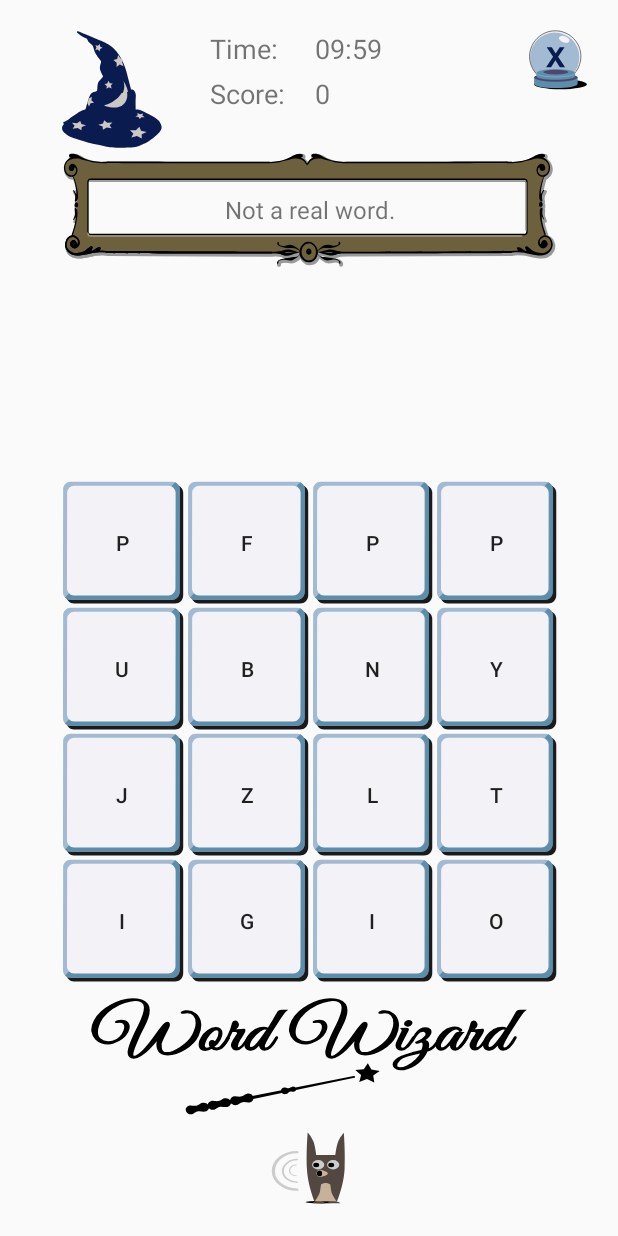
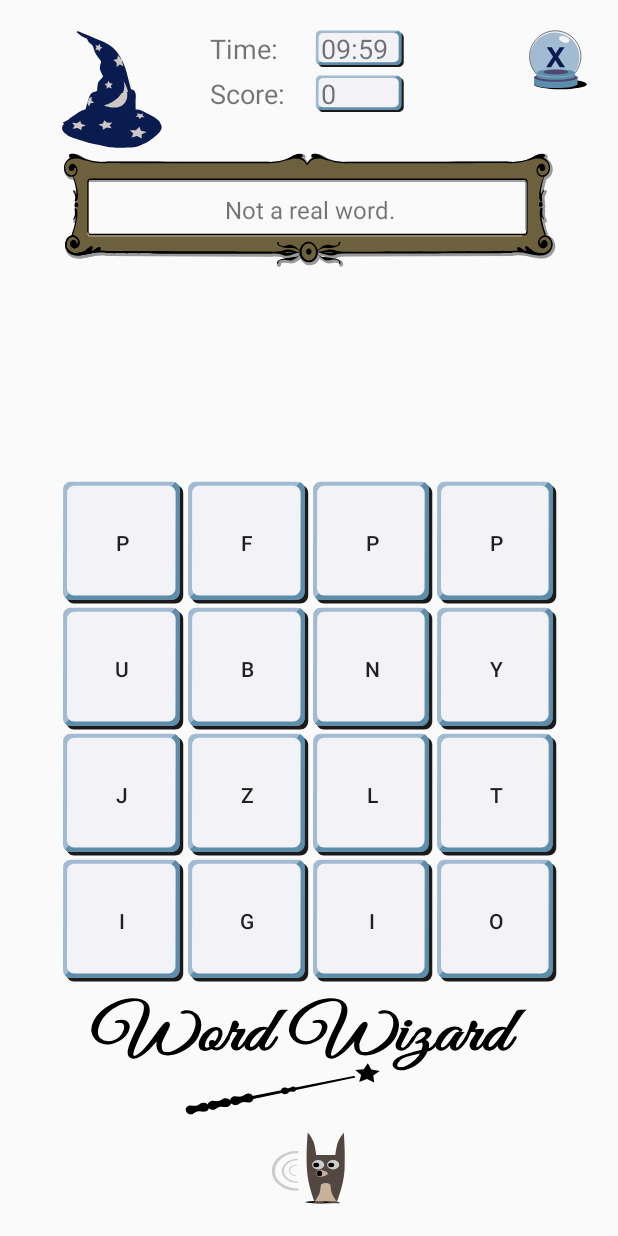
Before and after one commit to jeremyg89/Team-West, an Android app: the NewGame screen opened directly, with no data from a screen before it, on a phone screen of 412 x 824 dp. Run offline under Robolectric (Android 15) with nearby library versions, the light colour scheme and no system bars.

Commit message:
Added more of Jons graphics

```diff
--- /dev/null
+++ b/WordWizard/app/src/main/res/drawable/ic_ww_btn_rec_md.xml
@@ -0,0 +1,18 @@
+<vector xmlns:android="http://schemas.android.com/apk/res/android"
+    android:width="92dp"
+    android:height="42dp"
+    android:viewportWidth="92"
+    android:viewportHeight="42">
+  <path
+      android:pathData="M90.7,35.3c0,3.2 -2.4,5.5 -5.5,5.5H8.3c-2.8,0 -5,-2.3 -5,-5L3.4,8.1c0,-2.8 2.3,-5 5,-5h77.3c2.8,0 5,2.3 5,5L90.7,35.3z"
+      android:fillColor="#1A1A1A"/>
+  <path
+      android:pathData="M88.2,33.3c0,2.8 -2.3,5 -5,5H5.8c-2.8,0 -5,-2.3 -5,-5L0.9,5.6c0,-2.8 2.3,-5 5,-5h77.3c2.8,0 5,2.3 5,5L88.2,33.3z"
+      android:fillColor="#A2BBD2"/>
+  <path
+      android:pathData="M85.3,1c1.8,0.8 3.1,2.6 3.1,4.6l-0.1,27.7c0,2.8 -2.3,5 -5,5H5.8c-1.4,0 -2.7,-0.6 -3.6,-1.5L85.3,1z"
+      android:fillColor="#5C8EAC"/>
+  <path
+      android:pathData="M85.5,30.8c0,2.7 -2.2,4.8 -4.8,4.8H8.3c-2.7,0 -4.8,-2.2 -4.8,-4.8L3.7,8.1c0,-2.7 2.2,-4.8 4.8,-4.8h72.3c2.7,0 4.8,2.2 4.8,4.8L85.5,30.8z"
+      android:fillColor="#F3F2F7"/>
+</vector>
--- a/WordWizard/app/src/main/res/layout/activity_new_game.xml
+++ b/WordWizard/app/src/main/res/layout/activity_new_game.xml
@@ -36,21 +36,26 @@
         android:layout_marginTop="50dp"
         android:text="Score: "
         android:textSize="18dp"/>
+
     <TextView
         android:id="@+id/currentTime"
         android:layout_width="60dp"
-        android:layout_height="20dp"
+        android:layout_height="25dp"
         android:layout_marginLeft="210dp"
         android:layout_marginTop="20dp"
+        android:background="@drawable/ic_ww_btn_rec_md"
+        android:paddingLeft="4dp"
         android:text="TIME"
-        android:textSize="18dp"/>
+        android:textSize="18dp" />
 
     <TextView
         android:id="@+id/currentScore"
         android:layout_width="60dp"
-        android:layout_height="20dp"
+        android:layout_height="25dp"
         android:layout_marginLeft="210dp"
         android:layout_marginTop="50dp"
+        android:background="@drawable/ic_ww_btn_rec_md"
+        android:paddingLeft="4dp"
         android:text="0"
         android:textSize="18dp" />
     <ImageView
```
Also changed, not shown: WordWizard/app/src/main/res/drawable/ic_ww_btn_rec_lg.xml (added, +18 -0 lines), WordWizard/app/src/main/res/drawable/ic_ww_btn_rec_sm.xml (added, +18 -0 lines).
